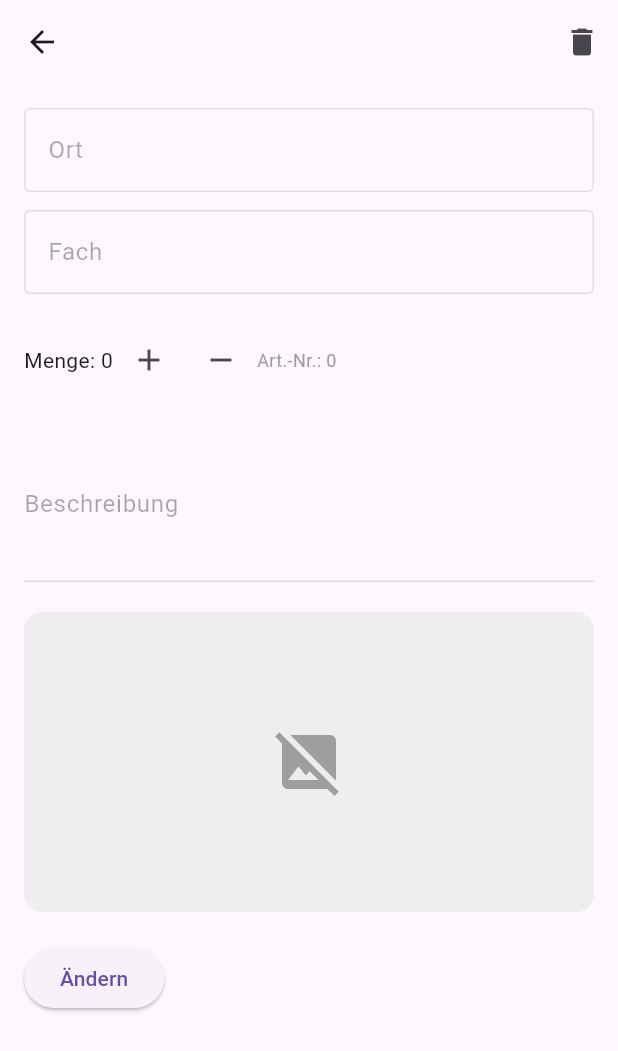
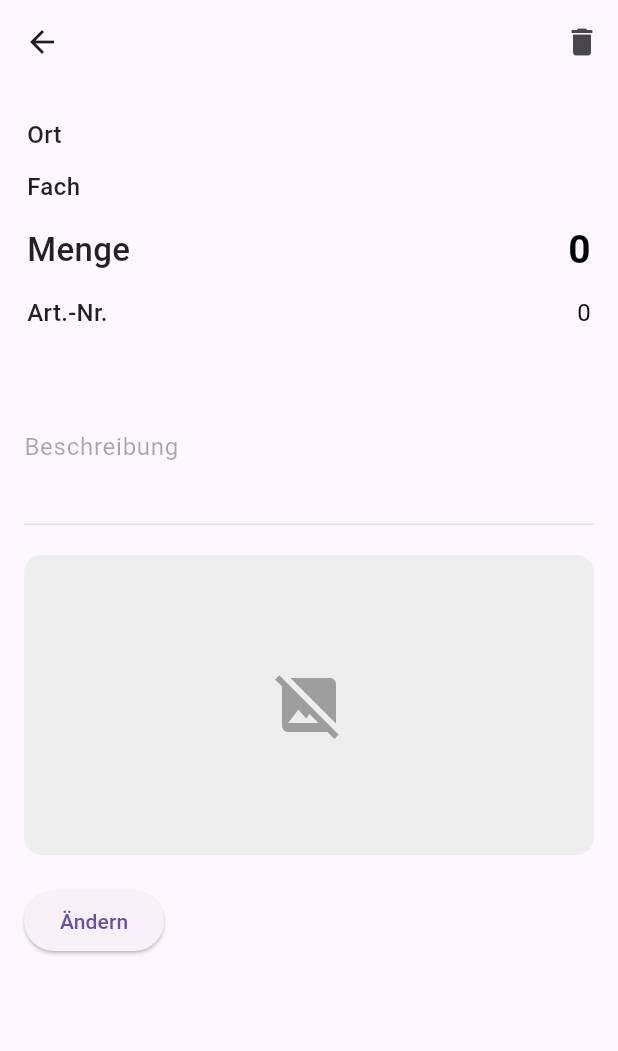
Before and after one commit to germanlion67/lager_app, a Flutter app: the ArtikelDetailScreen screen opened directly with empty values, on a phone screen of 412 x 824 dp. Shown: the top 1051 px of the screen. Run offline on Flutter 3.47's test engine with Material 3 defaults, Android fonts, the light colour scheme and no system bars; our stand-ins replace camera, file_picker, flutter_secure_storage, logger, sqflite, sqflite_common_ffi; missing offline and left inert: mobile_scanner, webdav_client; accounts and stored records are empty.

Commit message:
Refactor ArtikelDetailScreen layout and add InfoRow
Refactor ArtikelDetailScreen to use InfoRow for displaying fields and improve code organization.

```diff
--- a/lib/screens/artikel_detail_screen.dart
+++ b/lib/screens/artikel_detail_screen.dart
@@ -1,16 +1,52 @@
-//lib/screen/artikel_detail_screen.dart
-
-//Anzeige aller relevanten Felder
-//Mengenverwaltung (erhöhen/verringern)
-//Bearbeitung der Beschreibung
-//Löschen des Artikels
-//Speichern der Änderungen in SQLite
-
-
 import 'dart:io';
 import 'package:flutter/material.dart';
 import '../models/artikel_model.dart';
 import '../services/artikel_db_service.dart';
+
+class InfoRow extends StatelessWidget {
+  final String label;
+  final String value;
+  final bool highlight;
+
+  const InfoRow({
+    super.key,
+    required this.label,
+    required this.value,
+    this.highlight = false,
+  });
+
+  @override
+  Widget build(BuildContext context) {
+    return Padding(
+      padding: const EdgeInsets.symmetric(vertical: 6.0, horizontal: 2.0),
+      child: Row(
+        mainAxisAlignment: MainAxisAlignment.spaceBetween,
+        children: [
+          Text(
+            label,
+            style: TextStyle(
+              color: Colors.black87,
+              fontWeight: FontWeight.w500,
+              fontSize: highlight ? 22 : 16,
+            ),
+          ),
+          Flexible(
+            child: Text(
+              value,
+              textAlign: TextAlign.right,
+              style: TextStyle(
+                color: Colors.black,
+                fontWeight: highlight ? FontWeight.bold : FontWeight.normal,
+                fontSize: highlight ? 26 : 16,
+              ),
+              overflow: TextOverflow.ellipsis,
+            ),
+          ),
+        ],
+      ),
+    );
+  }
+}
 
 class ArtikelDetailScreen extends StatefulWidget {
   final Artikel artikel;
@@ -18,11 +54,10 @@ class ArtikelDetailScreen extends StatefulWidget {
   const ArtikelDetailScreen({super.key, required this.artikel});
 
   @override
-  // ignore: library_private_types_in_public_api
-  _ArtikelDetailScreenState createState() => _ArtikelDetailScreenState();
+  ArtikelDetailScreenState createState() => ArtikelDetailScreenState();
 }
 
-class _ArtikelDetailScreenState extends State<ArtikelDetailScreen> {
+class ArtikelDetailScreenState extends State<ArtikelDetailScreen> {
   late TextEditingController _beschreibungController;
   late TextEditingController _ortController;
   late TextEditingController _fachController;
@@ -143,13 +178,22 @@ class _ArtikelDetailScreenState extends State<ArtikelDetailScreen> {
           ),
         ],
       ),
-
       body: SingleChildScrollView(
         padding: const EdgeInsets.all(16),
         child: Column(
           crossAxisAlignment: CrossAxisAlignment.start,
           children: [
-            // Ort bearbeiten
+            !_isEditing
+                ? Column(
+                    children: [
+                      InfoRow(label: "Ort", value: _ortController.text),
+                      InfoRow(label: "Fach", value: _fachController.text),
+                      InfoRow(label: "Menge", value: "$_menge", highlight: true),
+                      InfoRow(label: "Art.-Nr.", value: "${artikel.id ?? '-'}"),
+                    ],
+                  )
+                : Column(
+                    children: [
                       TextField(
                         controller: _ortController,
                         enabled: _isEditing,
@@ -159,8 +203,6 @@ class _ArtikelDetailScreenState extends State<ArtikelDetailScreen> {
                         ),
                       ),
                       const SizedBox(height: 12),
-
-            // Fach bearbeiten
                       TextField(
                         controller: _fachController,
                         enabled: _isEditing,
@@ -169,23 +211,27 @@ class _ArtikelDetailScreenState extends State<ArtikelDetailScreen> {
                           border: OutlineInputBorder(),
                         ),
                       ),
-            const SizedBox(height: 20),
-
-            // Mengensteuerung
+                      const SizedBox(height: 12),
                       Row(
                         children: [
-                Text('Menge: $_menge'),
+                          Text(
+                            'Menge:',
+                            style: TextStyle(fontSize: 20, color: Colors.black87),
+                          ),
+                          const SizedBox(width: 10),
+                          Text(
+                            '$_menge',
+                            style: TextStyle(fontSize: 28, fontWeight: FontWeight.bold, color: Colors.black),
+                          ),
                           IconButton(icon: const Icon(Icons.add), onPressed: _mengeErhoehen),
                           IconButton(icon: const Icon(Icons.remove), onPressed: _mengeVerringern),
-                Text(
-                 'Art.-Nr.: ${artikel.id ?? "-"}',
-                 style: const TextStyle(fontSize: 12, color: Colors.grey),
-                )
+                        ],
+                      ),
+                      InfoRow(label: "Art.-Nr.", value: "${artikel.id ?? '-'}"),
                     ],
                   ),
             const SizedBox(height: 20),
 
-            // Beschreibung bearbeiten
             TextField(
               controller: _beschreibungController,
               enabled: _isEditing,
@@ -194,7 +240,6 @@ class _ArtikelDetailScreenState extends State<ArtikelDetailScreen> {
             ),
             const SizedBox(height: 20),
 
-             // Artikelbild
             if (artikel.bildPfad.isNotEmpty && File(artikel.bildPfad).existsSync())
               GestureDetector(
                 onTap: () => _zeigeBildVollbild(artikel.bildPfad),
```
Lines whose indentation alone changed are shown as unchanged.
